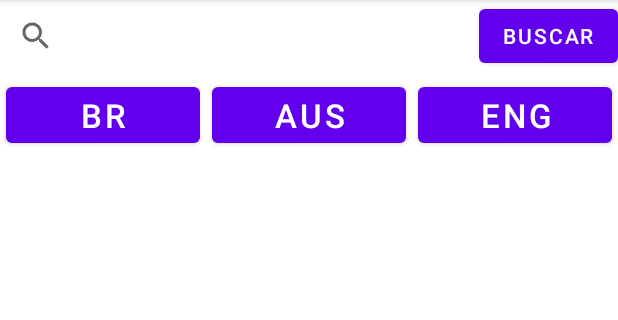
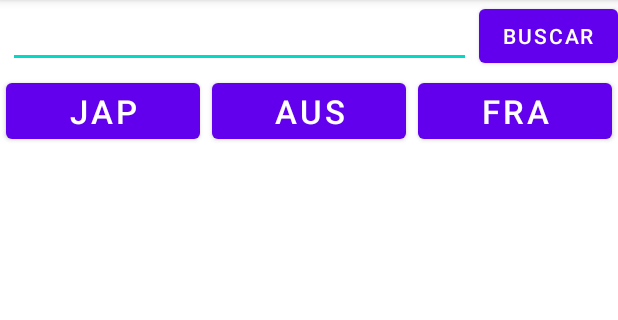
Before and after one commit to MGonza20/UVG_Apps_RetrofitLab, an Android app: the screen it shows after launch (MainActivity), on a phone screen of 412 x 824 dp, the part 84-404 px from its top. Run offline under Robolectric (Android 15) with nearby library versions, the phone set to English and light mode, and no system bars; our stand-ins replace Picasso; network calls fail; pictures from the network do not load; 1 statement that could not run was skipped.

Commit message:
Ya se puede buscar por categoría y por país

```diff
--- a/app/src/main/java/com/example/retrofitlab_uvg/MainActivity.kt
+++ b/app/src/main/java/com/example/retrofitlab_uvg/MainActivity.kt
@@ -3,6 +3,8 @@ package com.example.retrofitlab_uvg
 import androidx.appcompat.app.AppCompatActivity
 import android.os.Bundle
 import android.view.LayoutInflater
+import android.widget.Button
+import android.widget.SearchView
 import android.widget.Toast
 import androidx.recyclerview.widget.LinearLayoutManager
 import com.example.retrofitlab_uvg.databinding.ActivityMainBinding
@@ -15,6 +17,8 @@ class MainActivity : AppCompatActivity() {
     private  lateinit var binding: ActivityMainBinding
     private lateinit var adapter: ArticleAdapter
     private val articleList = mutableListOf<Articles>()
+    private lateinit var setCategory : String
+    private lateinit var setCountry : String
 
 
     override fun onCreate(savedInstanceState: Bundle?) {
@@ -22,8 +26,32 @@ class MainActivity : AppCompatActivity() {
         binding = ActivityMainBinding.inflate(layoutInflater)
         setContentView(binding.root)
 
+
         initRecyclerView()
-        searchNew("business")
+        searchNew("us","business")
+
+
+        binding.btnBuscar.setOnClickListener{
+            setCategory = binding.searchNews.text.toString().lowercase()
+            initRecyclerView()
+            searchNew("us",setCategory)
+        }
+
+        binding.btnJap.setOnClickListener{
+            initRecyclerView()
+            searchNew("jp","general")
+        }
+
+        binding.btnAus.setOnClickListener{
+            initRecyclerView()
+            searchNew("au","general")
+        }
+
+        binding.btnFr.setOnClickListener{
+            initRecyclerView()
+            searchNew("fr","general")
+        }
+
     }
 
     private fun initRecyclerView(){
@@ -32,10 +60,12 @@ class MainActivity : AppCompatActivity() {
         binding.rvNews.adapter = adapter
     }
 
-    private fun searchNew(category:String){
+
+
+    private fun searchNew(country:String, category:String){
         val api = Retrofit2()
         CoroutineScope(Dispatchers.IO).launch {
-            val call = api.getService()?.getNewsByCategory("us", category, "a8886212f99148db85e099a6f655886a")
+            val call = api.getService()?.getNewsByCategory(country, category, "a8886212f99148db85e099a6f655886a")
             val news: NewsResponse? = call?.body()
 
             runOnUiThread{
@@ -60,4 +90,11 @@ class MainActivity : AppCompatActivity() {
         Toast.makeText(this, message, Toast.LENGTH_LONG).show()
     }
 
+/**
+    private fun getCategory() : String{
+        binding.searchNews.text =
+
+    }
+**/
+
 }
--- a/app/src/main/res/layout/activity_main.xml
+++ b/app/src/main/res/layout/activity_main.xml
@@ -7,14 +7,6 @@
     android:id="@+id/viewRoot"
     tools:context=".MainActivity">
 
-    <!--
-    <LinearLayout
-        android:id="@+id/searchNews"
-        android:layout_width="match_parent"
-        android:layout_height="wrap_content"
-        android:orientation="horizontal">
-
-        !-->
 
     <LinearLayout
         android:id="@+id/buscarInfo"
@@ -27,17 +19,16 @@
     </LinearLayout>
 
 
-    <androidx.appcompat.widget.SearchView
+    <EditText
+        android:layout_marginLeft="5dp"
+        android:layout_marginRight="5dp"
         android:id="@+id/searchNews"
         android:layout_width="0dp"
         android:layout_height="wrap_content"
-        app:layout_constraintEnd_toStartOf="@+id/button"
+        app:layout_constraintEnd_toStartOf="@+id/btnBuscar"
         app:layout_constraintStart_toStartOf="parent"
-        app:layout_constraintTop_toTopOf="parent" />
-
-    <!-- </LinearLayout> !-->
-
-
+        app:layout_constraintTop_toTopOf="parent"
+        app:queryHint="Buscar categoría"/>
 
 
     <LinearLayout
@@ -50,12 +41,12 @@
         app:layout_constraintTop_toBottomOf="@+id/searchNews">
 
         <Button
-            android:id="@+id/btnBr"
+            android:id="@+id/btnJap"
             android:layout_width="0dp"
             android:layout_height="wrap_content"
             android:layout_margin="4dp"
             android:layout_weight="1"
-            android:text="Br"
+            android:text="Jap"
             android:textSize="22sp" />
 
         <Button
@@ -68,12 +59,12 @@
             android:textSize="22sp" />
 
         <Button
-            android:id="@+id/btnEng"
+            android:id="@+id/btnFr"
             android:layout_width="0dp"
             android:layout_height="wrap_content"
             android:layout_margin="4dp"
             android:layout_weight="1"
-            android:text="ENG"
+            android:text="FRA"
             android:textSize="22sp" />
 
     </LinearLayout>
@@ -90,7 +81,7 @@
         app:layout_constraintTop_toBottomOf="@+id/CountriesBtn" />
 
     <Button
-        android:id="@+id/button"
+        android:id="@+id/btnBuscar"
         android:layout_width="wrap_content"
         android:layout_height="wrap_content"
         android:text="Buscar"
```
